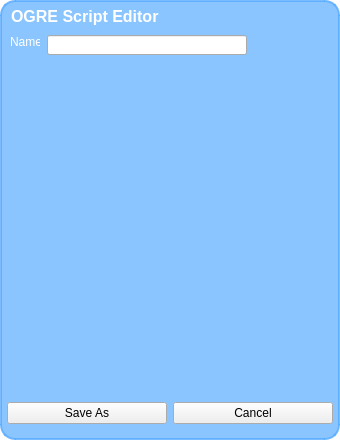
Qt form bin/data/ui/ogrescripteditor.ui (realXtend/tundra) before a commit.
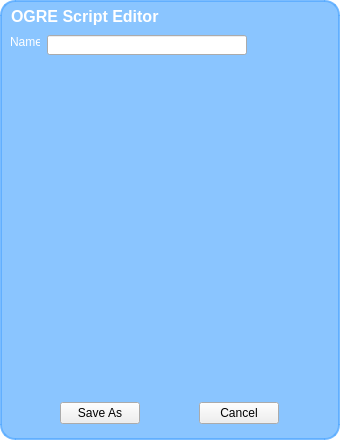
The same form after that commit.

The edit to the form file:
```diff
--- a/bin/data/ui/ogrescripteditor.ui
+++ b/bin/data/ui/ogrescripteditor.ui
@@ -154,6 +154,12 @@
          </property>
          <item>
           <widget class="QPushButton" name="buttonSaveAs">
+           <property name="sizePolicy">
+            <sizepolicy hsizetype="Fixed" vsizetype="Fixed">
+             <horstretch>0</horstretch>
+             <verstretch>0</verstretch>
+            </sizepolicy>
+           </property>
            <property name="text">
             <string>Save As</string>
            </property>
@@ -161,6 +167,12 @@
          </item>
          <item>
           <widget class="QPushButton" name="buttonCancel">
+           <property name="sizePolicy">
+            <sizepolicy hsizetype="Fixed" vsizetype="Fixed">
+             <horstretch>0</horstretch>
+             <verstretch>0</verstretch>
+            </sizepolicy>
+           </property>
            <property name="text">
             <string>Cancel</string>
            </property>
```
Left out of the diff: 2 changed lines with no effect on the pictures.
